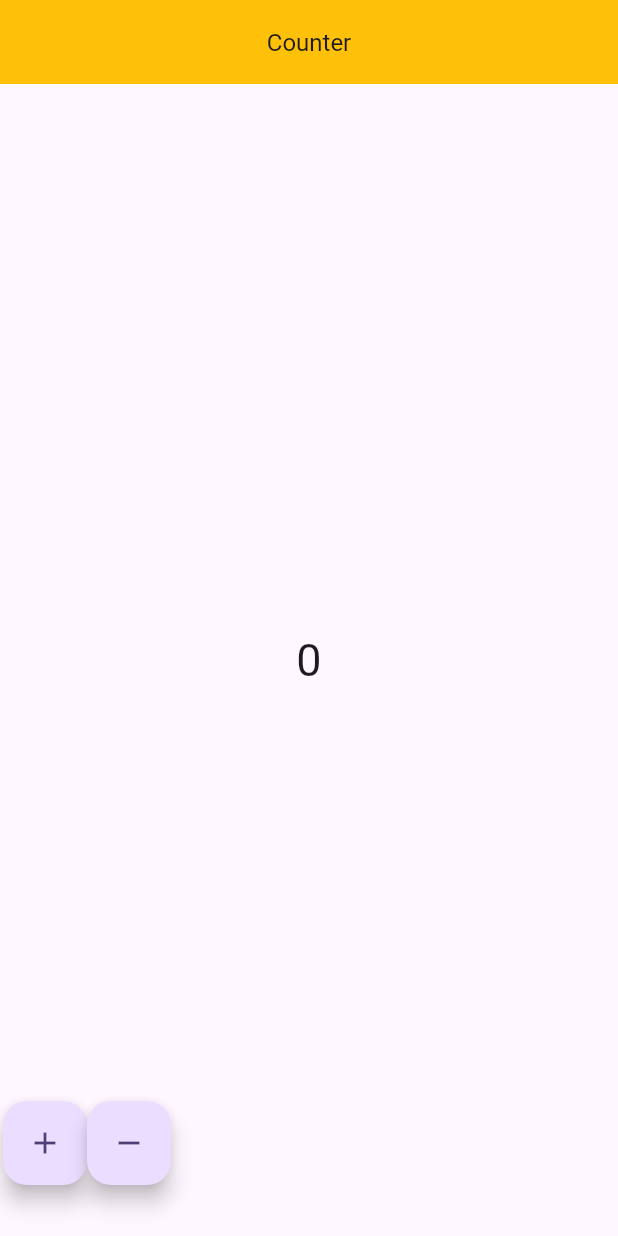
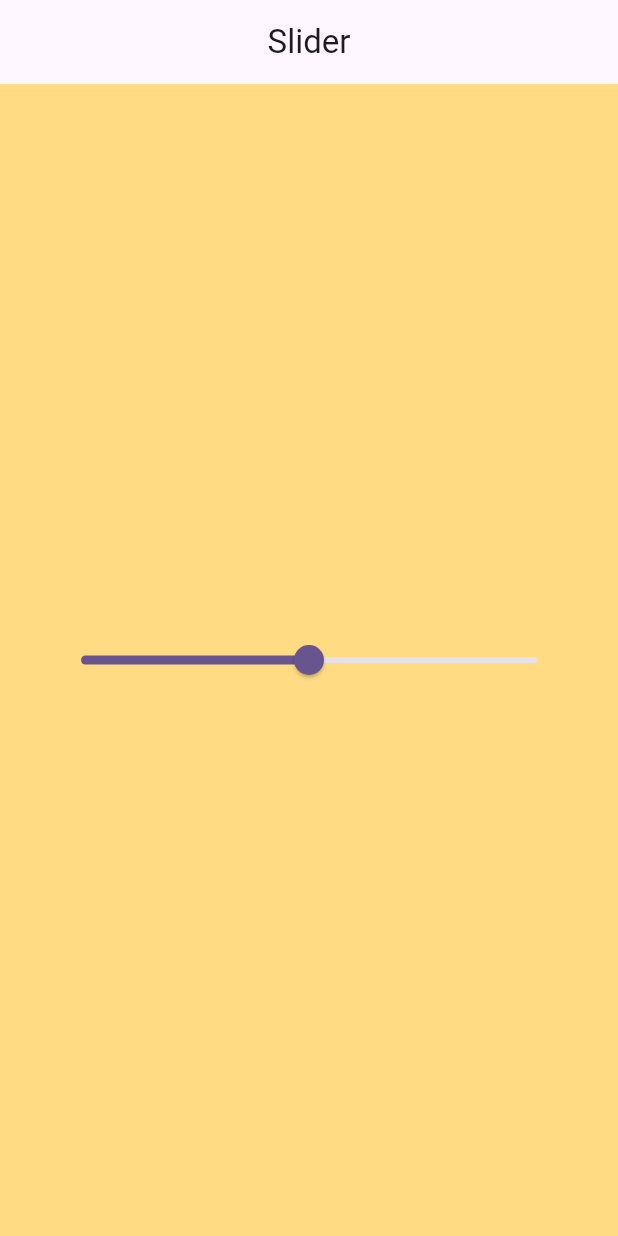
Before and after one commit to farizfarooqui/GetX, a Flutter app: the screen it shows after launch, on a phone screen of 412 x 824 dp. Run offline on Flutter 3.47's test engine with Material 3 defaults, Android fonts, the phone set to English and light mode, and no system bars; our stand-ins replace get.

Commit message:
opacity example with getx

```diff
--- /dev/null
+++ b/lib/Views/Slider view/slider_counter.dart
@@ -0,0 +1,11 @@
+import 'package:flutter/material.dart';
+import 'package:get/get.dart';
+
+class SliderController extends GetxController {
+  RxDouble opacity = 0.5.obs;
+
+  setOpacity(double value) {
+    opacity.value = value;
+    print('object');
+  }
+}
--- /dev/null
+++ b/lib/Views/Slider view/slider_view.dart
@@ -0,0 +1,43 @@
+import 'package:flutter/material.dart';
+import 'package:get/get.dart';
+import 'package:getx/Views/Slider%20view/slider_counter.dart';
+
+class SliderView extends StatefulWidget {
+  const SliderView({super.key});
+
+  @override
+  State<SliderView> createState() => _SliderViewState();
+}
+
+class _SliderViewState extends State<SliderView> {
+  SliderController sliderController = Get.put(SliderController());
+  @override
+  Widget build(BuildContext context) {
+    return Scaffold(
+      appBar: AppBar(
+        title: const Center(child: Text('Slider')),
+      ),
+      body: Stack(
+        children: [
+          Obx(() {
+            return Container(
+              height: Get.height,
+              width: Get.width,
+              color: Colors.amber.withOpacity(sliderController.opacity.value),
+            );
+          }),
+          Obx(() {
+            return Center(
+                child: Padding(
+                    padding: const EdgeInsets.all(30),
+                    child: Slider(
+                        value: (sliderController.opacity.value),
+                        onChanged: (value) {
+                          sliderController.setOpacity(value);
+                        })));
+          }),
+        ],
+      ),
+    );
+  }
+}
--- a/lib/main.dart
+++ b/lib/main.dart
@@ -1,6 +1,6 @@
 import 'package:flutter/material.dart';
 import 'package:get/get.dart';
-import 'package:getx/Views/Counter%20view/counter_view.dart';
+import 'package:getx/Views/Slider%20view/slider_view.dart';
 
 void main() {
   runApp(const MyApp());
@@ -18,6 +18,6 @@ class MyApp extends StatelessWidget {
           colorScheme: ColorScheme.fromSeed(seedColor: Colors.deepPurple),
           useMaterial3: true,
         ),
-        home: CounterView());
+        home: SliderView());
   }
 }
```
